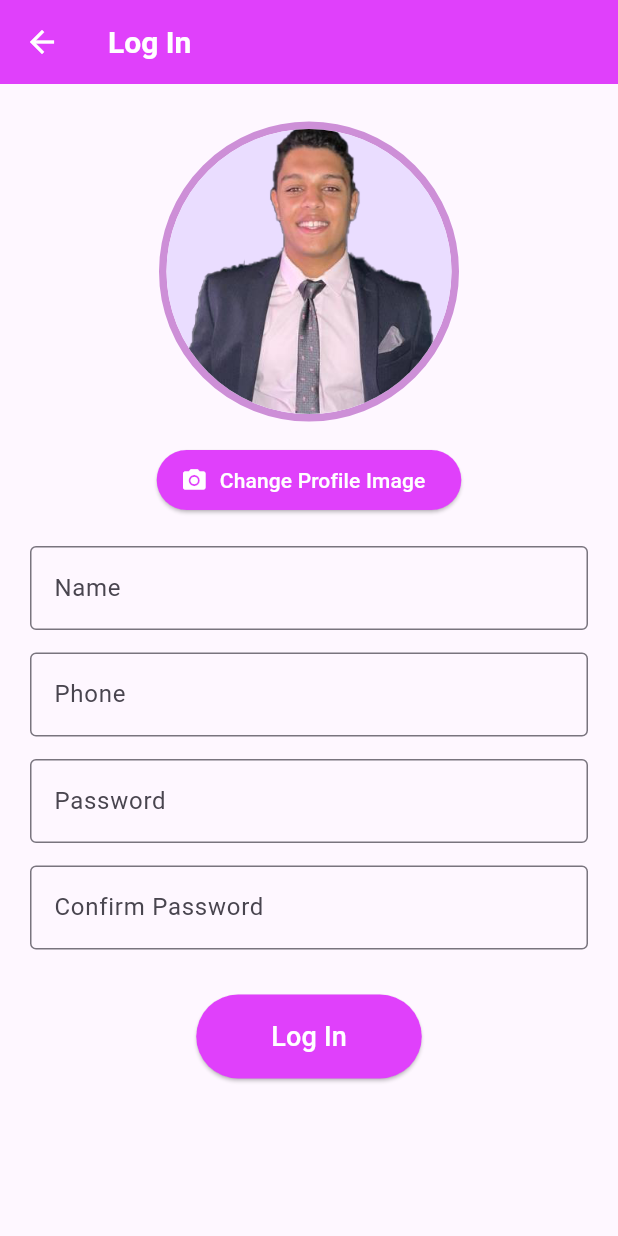
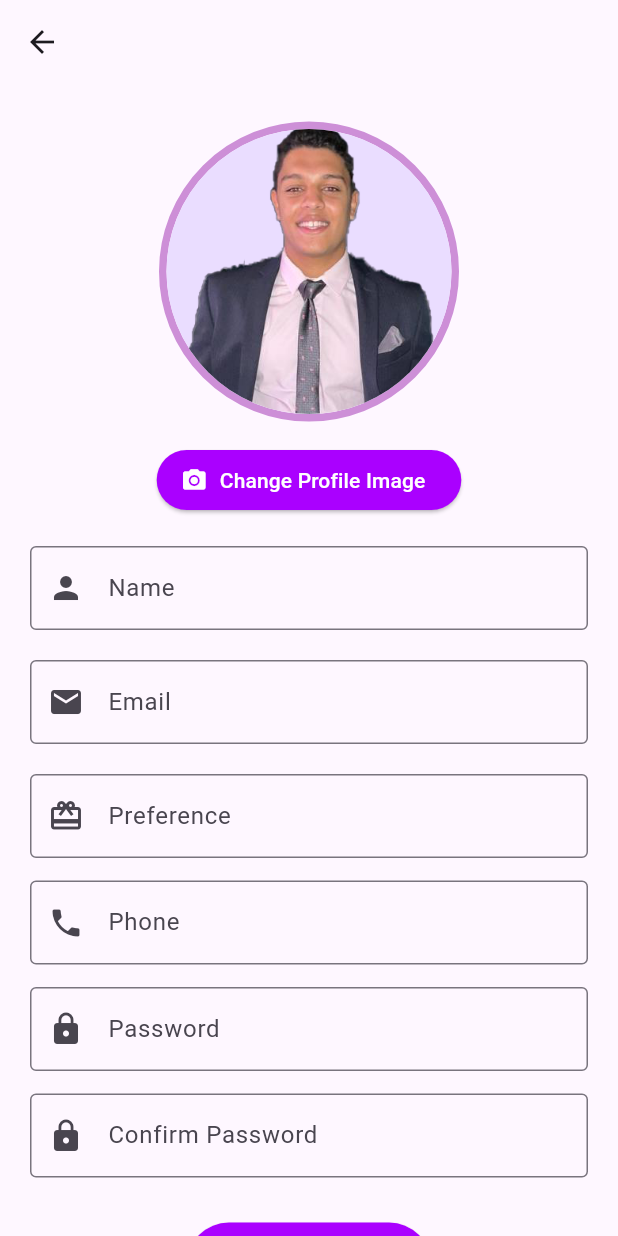
Before and after one commit to ShadyGirgis79/Hedieaty-Mobile-App, a Flutter app: the SignUpPage screen opened directly, on a phone screen of 412 x 824 dp. Run offline on Flutter 3.47's test engine with Material 3 defaults, Android fonts, the phone set to English and light mode, and no system bars; our stand-ins replace image_picker, sqflite; accounts and stored records are empty.

Commit message:
Registration is Done with local Database

```diff
--- a/lib/Registration/SignInPage.dart
+++ b/lib/Registration/SignInPage.dart
@@ -22,7 +22,7 @@ class _SignInPageState extends State<SignInPage> {
       return;
     }
 
-    if (!_isValidEmail(email)) {
+    if (!isValidEmail(email)) {
       showMessage("Enter a valid email address");
       return;
     }
@@ -32,8 +32,8 @@ class _SignInPageState extends State<SignInPage> {
     try {
       // Query to check if the user exists
       String sql = '''
-      SELECT * FROM Users
-      WHERE Email = $email AND Password = $password
+      SELECT * FROM 'Users'
+      WHERE Email = "$email" AND Password = "$password"
     ''';
 
       // Use parameterized query to prevent SQL injection
@@ -62,7 +62,7 @@ class _SignInPageState extends State<SignInPage> {
   }
 
   //To validate email format
-  bool _isValidEmail(String email) {
+  bool isValidEmail(String email) {
     final emailRegex = RegExp(
         r'^[a-zA-Z0-9._%+-]+@[a-zA-Z0-9.-]+\.[a-zA-Z]{2,}$'
     );
@@ -95,7 +95,6 @@ class _SignInPageState extends State<SignInPage> {
                   "Hedieaty",
                   style: TextStyle(
                     fontSize: 60,
-                    //fontStyle: FontStyle.italic,
                     fontWeight: FontWeight.bold,
                     color: Colors.purpleAccent[700],
                   ),
@@ -126,7 +125,7 @@ class _SignInPageState extends State<SignInPage> {
                   border: const OutlineInputBorder(),
                   prefixIcon: const Icon(Icons.email),
                   // Show error only when text is not empty and invalid
-                  errorText: emailController.text.isNotEmpty && !_isValidEmail(emailController.text)
+                  errorText: emailController.text.isNotEmpty && !isValidEmail(emailController.text)
                       ? 'Enter a valid email'
                       : null,
                 ),
--- a/lib/Registration/SignUpPage.dart
+++ b/lib/Registration/SignUpPage.dart
@@ -1,7 +1,6 @@
 
 import 'package:flutter/material.dart';
 import 'package:hedieaty/Database/Database.dart';
-import 'package:hedieaty/Registration/SignInPage.dart';
 import 'package:image_picker/image_picker.dart';
 import 'package:flutter/services.dart';
 import 'dart:io';
@@ -15,7 +14,9 @@ class SignUpPage extends StatefulWidget {
 
 class _SignUpPageState extends State<SignUpPage> {
   final TextEditingController nameController = TextEditingController();
+  final TextEditingController emailController = TextEditingController();
   final TextEditingController phoneController = TextEditingController();
+  final TextEditingController preferenceController = TextEditingController();
   final TextEditingController passwordController = TextEditingController();
   final TextEditingController confirmPasswordController = TextEditingController();
   XFile? imageFile;
@@ -37,7 +38,9 @@ class _SignUpPageState extends State<SignUpPage> {
 
   void SignUp() async{
     final name = nameController.text.trim();
+    final email = emailController.text.trim();
     final phone = phoneController.text.trim();
+    final preference = preferenceController.text.trim();
     final password = passwordController.text.trim();
     final confirmPassword = confirmPasswordController.text.trim();
     final profilePath = imageFile != null ? imageFile!.path : "";
@@ -59,8 +62,8 @@ class _SignUpPageState extends State<SignUpPage> {
 
     final db = HedieatyDatabase();
     String sql = '''
-      INSERT INTO Users ('Name' , 'Password' , 'ProfileURL' , 'PhoneNumber')
-      VALUES ("$name" , "$password" , "$profilePath" , "$phone")
+      INSERT INTO Users ('Name' , 'Password' , 'ProfileURL' , 'PhoneNumber' , 'Email' , 'Preferences')
+      VALUES ("$name" , "$password" , "$profilePath" , "$phone" , "$email" , "$preference")
     ''';
     int response = await db.insertData(sql);
 
@@ -71,11 +74,7 @@ class _SignUpPageState extends State<SignUpPage> {
 
     if(response > 0){
       showMessage("User registered successfully!");
-      Navigator.pushAndRemoveUntil(
-        context,
-        MaterialPageRoute(builder: (context) => SignInPage()),
-            (Route<dynamic> route) => false, // Remove all previous routes
-      );
+      Navigator.of(context).pushReplacementNamed("/SignIn");
     }
     else {
       showMessage("Failed to register user");
@@ -97,20 +96,18 @@ class _SignUpPageState extends State<SignUpPage> {
     });
   }
 
+  //To validate email format
+  bool isValidEmail(String email) {
+    final emailRegex = RegExp(
+        r'^[a-zA-Z0-9._%+-]+@[a-zA-Z0-9.-]+\.[a-zA-Z]{2,}$'
+    );
+    return email.isNotEmpty && emailRegex.hasMatch(email);
+  }
+
   @override
   Widget build(BuildContext context) {
     return Scaffold(
-      appBar: AppBar(
-        title: const Text(
-          "Log In",
-          style: TextStyle(
-            fontWeight: FontWeight.bold,
-            fontSize: 20,
-          ),
-        ),
-        foregroundColor: Colors.white,
-        backgroundColor: Colors.purpleAccent,
-      ),
+      appBar: AppBar(),
       body: SafeArea(
         child: SingleChildScrollView(
           padding: const EdgeInsets.symmetric(horizontal: 20),
@@ -137,6 +134,7 @@ class _SignUpPageState extends State<SignUpPage> {
               ),
 
               const SizedBox(height: 10),
+
               ElevatedButton.icon(
                 onPressed: () {
                   pickImage();
@@ -145,7 +143,7 @@ class _SignUpPageState extends State<SignUpPage> {
                 label: const Text("Change Profile Image"),
                 style: ElevatedButton.styleFrom(
                   foregroundColor: Colors.white,
-                  backgroundColor: Colors.purpleAccent,
+                  backgroundColor: Colors.purpleAccent[700],
                 ),
               ),
 
@@ -155,6 +153,34 @@ class _SignUpPageState extends State<SignUpPage> {
                 decoration: const InputDecoration(
                   labelText: "Name",
                   border: OutlineInputBorder(),
+                  prefixIcon: Icon(Icons.person)
+                ),
+              ),
+
+              const SizedBox(height: 20),
+              TextField(
+                controller: emailController,
+                decoration: InputDecoration(
+                  labelText: 'Email',
+                  border: const OutlineInputBorder(),
+                  prefixIcon: const Icon(Icons.email),
+                  // Show error only when text is not empty and invalid
+                  errorText: emailController.text.isNotEmpty && !isValidEmail(emailController.text)
+                      ? 'Enter a valid email'
+                      : null,
+                ),
+                onChanged: (value) {
+                  setState(() {}); // Update UI on every change
+                },
+              ),
+
+              const SizedBox(height: 20),
+              TextField(
+                controller: preferenceController,
+                decoration: const InputDecoration(
+                    labelText: "Preference",
+                    border: OutlineInputBorder(),
+                    prefixIcon: Icon(Icons.card_giftcard)
                 ),
               ),
 
@@ -167,6 +193,7 @@ class _SignUpPageState extends State<SignUpPage> {
                   labelText: "Phone",
                   border: OutlineInputBorder(),
                   errorText: isValidPhone ? null : "Invalid Egyptian phone number",
+                    prefixIcon: Icon(Icons.phone),
                 ),
                 keyboardType: TextInputType.phone,
                 inputFormatters: [
@@ -183,6 +210,7 @@ class _SignUpPageState extends State<SignUpPage> {
                 decoration: const InputDecoration(
                   labelText: "Password",
                   border: OutlineInputBorder(),
+                    prefixIcon: Icon(Icons.lock)
                 ),
                 obscureText: true,
               ),
@@ -193,6 +221,7 @@ class _SignUpPageState extends State<SignUpPage> {
                 decoration: const InputDecoration(
                   labelText: "Confirm Password",
                   border: OutlineInputBorder(),
+                    prefixIcon: Icon(Icons.lock)
                 ),
                 obscureText: true,
               ),
@@ -202,15 +231,15 @@ class _SignUpPageState extends State<SignUpPage> {
                 onPressed: SignUp,
                 style: ElevatedButton.styleFrom(
                   padding: const EdgeInsets.symmetric(horizontal: 50, vertical: 15),
-                  backgroundColor: Colors.purpleAccent,
+                  backgroundColor: Colors.purpleAccent[700],
                   foregroundColor: Colors.white,
                 ),
-                child: const Text(
-                  "Log In",
+                child: Text(
+                  "Sign Up",
                   style: TextStyle(
                     fontSize: 18,
                     color: Colors.white,
-                    backgroundColor: Colors.purpleAccent,
+                    backgroundColor: Colors.purpleAccent[700],
                   ),
                 ),
               ),
```
